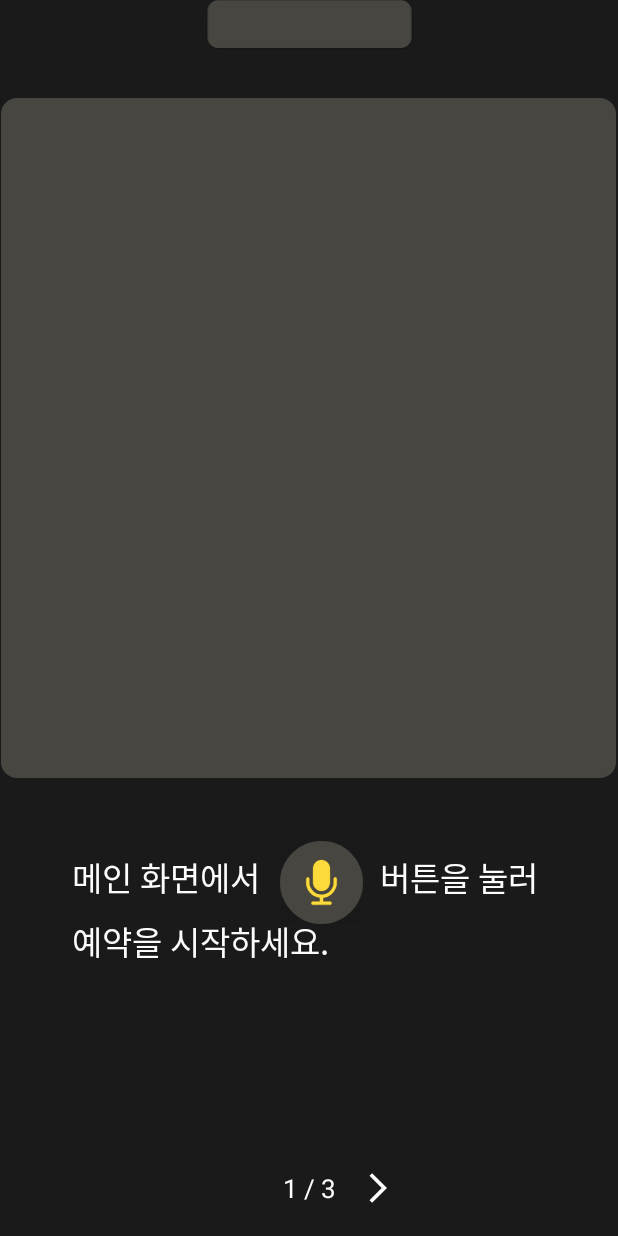
After one commit to Ta-eye-go/Android, an Android app: the Guide1 screen opened directly, with no data from a screen before it, on a phone screen of 412 x 824 dp. The commit adds this screen. Run offline under Robolectric (Android 15) with nearby library versions, the phone set to English and light mode, and no system bars.

Commit message:
설정 추가

```diff
--- /dev/null
+++ b/app/src/main/java/com/code_23/ta_eye_go/ui/settings/Guide1.kt
@@ -0,0 +1,20 @@
+package com.code_23.ta_eye_go.ui.settings
+
+import android.content.Intent
+import androidx.appcompat.app.AppCompatActivity
+import android.os.Bundle
+import com.code_23.ta_eye_go.R
+import kotlinx.android.synthetic.main.activity_guide1.*
+
+class Guide1 : AppCompatActivity() {
+    override fun onCreate(savedInstanceState: Bundle?) {
+        super.onCreate(savedInstanceState)
+        setContentView(R.layout.activity_guide1)
+
+        //>누르면 다음페이지 이동
+        next_page.setOnClickListener {
+            val intent = Intent(this, Guide2::class.java)
+            startActivity(intent)
+        }
+    }
+}
--- a/app/src/main/java/com/code_23/ta_eye_go/ui/settings/Settings.kt
+++ b/app/src/main/java/com/code_23/ta_eye_go/ui/settings/Settings.kt
@@ -3,7 +3,6 @@ package com.code_23.ta_eye_go.ui.settings
 import android.content.Intent
 import android.content.Intent.FLAG_ACTIVITY_CLEAR_TOP
 import android.os.Bundle
-import android.widget.Button
 import android.widget.Toast
 import androidx.appcompat.app.AppCompatActivity
 import com.code_23.ta_eye_go.R
@@ -30,5 +29,10 @@ class Settings : AppCompatActivity(){
             }
         }
 
+        //간단 사용 설명서
+        text_guide.setOnClickListener {
+                val intent = Intent(this, Guide1::class.java)
+                startActivity(intent)
+        }
     }
 }
--- /dev/null
+++ b/app/src/main/res/layout/activity_guide1.xml
@@ -0,0 +1,103 @@
+<?xml version="1.0" encoding="utf-8"?>
+<androidx.constraintlayout.widget.ConstraintLayout xmlns:android="http://schemas.android.com/apk/res/android"
+    xmlns:app="http://schemas.android.com/apk/res-auto"
+    xmlns:tools="http://schemas.android.com/tools"
+    android:layout_width="match_parent"
+    android:layout_height="match_parent"
+    android:background="@drawable/background"
+    tools:context=".ui.settings.Guide1">
+
+    <ImageView
+        android:id="@+id/test"
+        android:layout_width="411dp"
+        android:layout_height="33dp"
+        app:layout_constraintEnd_toEndOf="parent"
+        app:layout_constraintStart_toStartOf="parent"
+        app:layout_constraintTop_toTopOf="parent"
+        app:srcCompat="@drawable/text_bar"
+        android:contentDescription="test"/>
+
+<!--    <include-->
+<!--        android:id="@+id/chat_menu"-->
+<!--        layout="@layout/menu_bar"-->
+<!--        app:menuText="@{`간단 사용 설명서`}" />-->
+
+    <View
+        android:id="@+id/back_image"
+        android:layout_width="410dp"
+        android:layout_height="453dp"
+        android:layout_gravity="center"
+        android:layout_marginTop="32dp"
+        android:layout_marginEnd="1dp"
+        android:background="@drawable/login_button_shape"
+        app:layout_constraintEnd_toEndOf="parent"
+        app:layout_constraintHorizontal_bias="1.0"
+        app:layout_constraintStart_toStartOf="parent"
+        app:layout_constraintTop_toBottomOf="@id/test" />
+
+    <TextView
+        android:id="@+id/text1"
+        android:layout_width="wrap_content"
+        android:layout_height="wrap_content"
+        android:layout_marginStart="-10dp"
+        android:layout_marginTop="50dp"
+        android:layout_marginEnd="-10dp"
+        android:gravity="start"
+        android:lineSpacingMultiplier="1.3"
+        android:text="메인 화면에서               버튼을 눌러 \n예약을 시작하세요."
+        android:textColor="@color/white"
+        android:textSize="22sp"
+        app:layout_constraintEnd_toEndOf="parent"
+        app:layout_constraintStart_toStartOf="parent"
+        app:layout_constraintTop_toBottomOf="@+id/back_image" />
+
+    <ImageView
+        android:id="@+id/bookBus_icon"
+        android:layout_width="55dp"
+        android:layout_height="55dp"
+        android:layout_marginBottom="28dp"
+        android:contentDescription="@string/BookBusButton"
+        android:src="@drawable/book_yellow"
+        app:layout_constraintBottom_toBottomOf="@+id/text1"
+        app:layout_constraintEnd_toEndOf="@+id/text1"
+        app:layout_constraintHorizontal_bias="0.531"
+        app:layout_constraintStart_toStartOf="@+id/text1" />
+
+    <androidx.constraintlayout.widget.ConstraintLayout
+        android:layout_width="match_parent"
+        android:layout_height="wrap_content"
+        android:layout_marginBottom="20dp"
+        app:layout_constraintBottom_toBottomOf="parent"
+        app:layout_constraintEnd_toEndOf="parent"
+        app:layout_constraintStart_toStartOf="parent">
+
+        <TextView
+            android:id="@+id/page"
+            android:layout_width="wrap_content"
+            android:layout_height="wrap_content"
+            android:gravity="center"
+            android:text="1 / 3"
+            android:textColor="@color/white"
+            android:textSize="17sp"
+            app:layout_constraintBottom_toBottomOf="parent"
+            app:layout_constraintEnd_toEndOf="parent"
+            app:layout_constraintStart_toStartOf="parent"
+            app:layout_constraintTop_toTopOf="parent" />
+
+        <ImageView
+            android:id="@+id/next_page"
+            android:layout_width="wrap_content"
+            android:layout_height="wrap_content"
+            android:layout_marginStart="80dp"
+            android:contentDescription="@string/next_page"
+            android:scaleX="-1"
+            app:layout_constraintEnd_toEndOf="parent"
+            app:layout_constraintStart_toStartOf="parent"
+            app:layout_constraintTop_toTopOf="parent"
+            app:srcCompat="@drawable/arrow"
+            app:tint="@color/white" />
+
+    </androidx.constraintlayout.widget.ConstraintLayout>
+
+
+</androidx.constraintlayout.widget.ConstraintLayout>
--- a/app/src/main/res/layout/activity_login_main.xml
+++ b/app/src/main/res/layout/activity_login_main.xml
@@ -50,7 +50,7 @@
         android:id="@+id/tiger_blur"
         android:layout_width="250dp"
         android:layout_height="250dp"
-        android:layout_marginTop="-20dp"
+        android:layout_marginTop="-80dp"
         app:layout_constraintBottom_toBottomOf="parent"
         app:layout_constraintEnd_toEndOf="parent"
         app:layout_constraintStart_toStartOf="parent"
--- a/app/src/main/res/values/strings.xml
+++ b/app/src/main/res/values/strings.xml
@@ -24,4 +24,6 @@
     <string name="blue">파랑</string>
     <string name="explain">간단 사용 설명서</string>
     <string name="logout">로그아웃</string>
+    <string name="next_page">NextPage</string>
+    <string name="previous_page">previous_page</string>
 </resources>
```
Also changed, not shown: app/src/main/AndroidManifest.xml (+21 -13 lines), app/src/main/java/com/code_23/ta_eye_go/ui/settings/Guide2.kt (added, +29 -0 lines), app/src/main/java/com/code_23/ta_eye_go/ui/settings/Guide3.kt (added, +20 -0 lines), app/src/main/res/layout/activity_guide2.xml (added, +116 -0 lines), app/src/main/res/layout/activity_guide3.xml (added, +93 -0 lines), app/src/main/res/layout/activity_settings.xml (+5 -5 lines).
